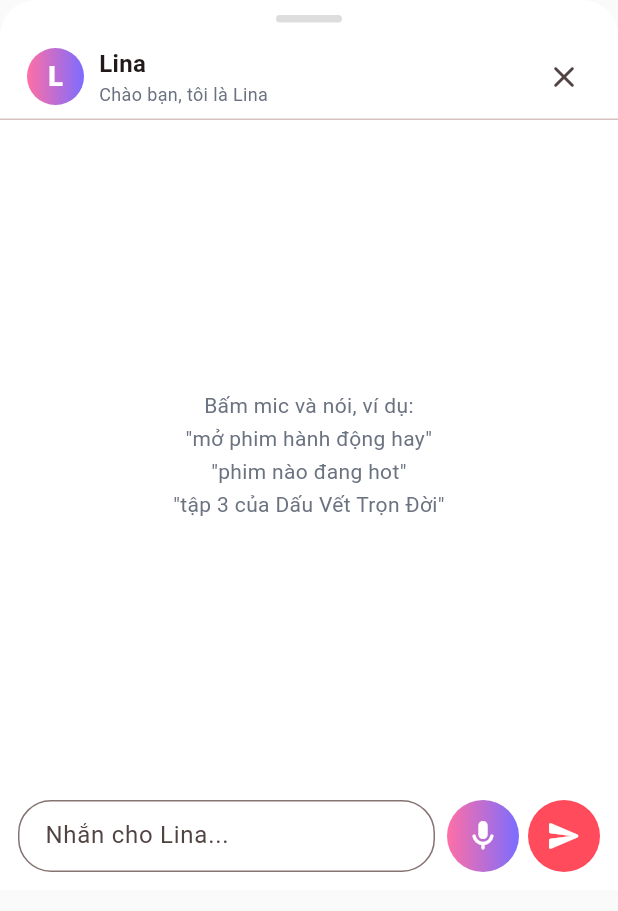
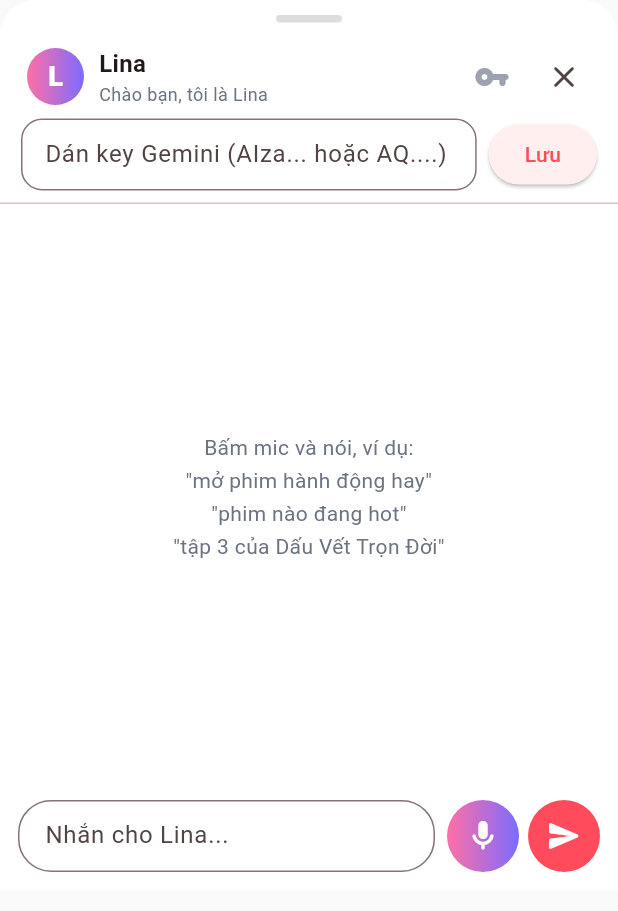
Before and after one commit to hung123-alt/mobile, a Flutter app: the AssistantPanel widget shown alone on an empty page, opened directly, on a phone screen of 412 x 824 dp. Shown: the top 911 px of the screen. Run offline on Flutter 3.47's test engine with Material 3 defaults, Android fonts, the phone set to English and light mode, and no system bars; our stand-ins replace app_links, cloud_firestore, firebase_auth, firebase_core, flutter_secure_storage, flutter_tts and 5 more; missing offline and left inert: dart:ui_web; accounts and stored records are empty; network calls fail.

Commit message:
feat(assistant): nhap key Gemini trong panel + ho tro key AQ moi
Co-authored-by: Cursor <cursoragent@cursor.com>

```diff
--- a/cinema_app/lib/assistant/assistant_panel.dart
+++ b/cinema_app/lib/assistant/assistant_panel.dart
@@ -2,6 +2,7 @@ import 'package:flutter/material.dart';
 
 import 'assistant_brain.dart';
 import 'assistant_manager.dart';
+import 'gemini_client.dart';
 
 /// Panel chat trượt lên khi bấm vào orb.
 /// Hỗ trợ cả gõ chữ và bấm mic, hiển thị lịch sử hội thoại.
@@ -24,12 +25,30 @@ class AssistantPanel extends StatefulWidget {
 
 class _AssistantPanelState extends State<AssistantPanel> {
   final _input = TextEditingController();
+  final _keyInput = TextEditingController();
   final _scroll = ScrollController();
   bool _busy = false;
+  bool _showKeyBox = false;
+
+  @override
+  void initState() {
+    super.initState();
+    _loadKey();
+  }
+
+  Future<void> _loadKey() async {
+    await GeminiClient.loadSavedKey();
+    if (mounted) {
+      setState(() {
+        _showKeyBox = GeminiClient.manualKey == null;
+      });
+    }
+  }
 
   @override
   void dispose() {
     _input.dispose();
+    _keyInput.dispose();
     _scroll.dispose();
     super.dispose();
   }
@@ -48,6 +67,19 @@ class _AssistantPanelState extends State<AssistantPanel> {
     } finally {
       if (mounted) setState(() => _busy = false);
       _scrollToEnd();
+    }
+  }
+
+  Future<void> _saveKey() async {
+    final k = _keyInput.text.trim();
+    if (k.isEmpty) return;
+    await GeminiClient.saveKey(k);
+    _keyInput.clear();
+    if (mounted) {
+      setState(() => _showKeyBox = false);
+      ScaffoldMessenger.of(context).showSnackBar(
+        const SnackBar(content: Text('Đã lưu key Gemini trên máy này.')),
+      );
     }
   }
 
@@ -147,12 +179,55 @@ class _AssistantPanelState extends State<AssistantPanel> {
                       ),
                     ),
                     IconButton(
+                      tooltip: 'Nhập key Gemini',
+                      icon: Icon(
+                        Icons.vpn_key_rounded,
+                        color: GeminiClient.manualKey != null
+                            ? const Color(0xFF22C55E)
+                            : const Color(0xFF9CA3AF),
+                      ),
+                      onPressed: () =>
+                          setState(() => _showKeyBox = !_showKeyBox),
+                    ),
+                    IconButton(
                       icon: const Icon(Icons.close_rounded),
                       onPressed: () => Navigator.pop(context),
                     ),
                   ],
                 ),
               ),
+              if (_showKeyBox)
+                Padding(
+                  padding: const EdgeInsets.fromLTRB(14, 0, 14, 8),
+                  child: Row(
+                    children: [
+                      Expanded(
+                        child: TextField(
+                          controller: _keyInput,
+                          obscureText: true,
+                          decoration: InputDecoration(
+                            hintText: GeminiClient.manualKey == null
+                                ? 'Dán key Gemini (AIza... hoặc AQ....)'
+                                : 'Đã lưu key • dán key mới để thay',
+                            border: OutlineInputBorder(
+                              borderRadius: BorderRadius.circular(14),
+                            ),
+                            contentPadding: const EdgeInsets.symmetric(
+                              horizontal: 12,
+                              vertical: 9,
+                            ),
+                          ),
+                          onSubmitted: (_) => _saveKey(),
+                        ),
+                      ),
+                      const SizedBox(width: 8),
+                      ElevatedButton(
+                        onPressed: _saveKey,
+                        child: const Text('Lưu'),
+                      ),
+                    ],
+                  ),
+                ),
               const Divider(height: 1),
               Expanded(
                 child: messages.isEmpty
--- a/cinema_app/lib/assistant/gemini_client.dart
+++ b/cinema_app/lib/assistant/gemini_client.dart
@@ -2,10 +2,12 @@ import 'dart:convert';
 
 import 'package:flutter/foundation.dart';
 import 'package:http/http.dart' as http;
+import 'package:shared_preferences/shared_preferences.dart';
 
 /// Client gọi trực tiếp Gemini REST `generateContent`.
-/// Key nằm trong app qua `--dart-define=GEMINI_API_KEY=...` (theo lựa chọn của bạn).
-/// Kiến trúc ladder rút gọn từ Mark-LIV: flash-lite trước, flash sau,
+/// Key lấy theo thứ tự: key dán trong app (panel chat) -> `--dart-define=GEMINI_API_KEY=...`.
+/// Hỗ trợ cả 2 định dạng key cũ `AIza...` và mới `AQ....`.
+/// Ladder rút gọn từ Mark-LIV: flash-lite trước, flash sau,
 /// model 429 thì cooldown 5 phút + xoay key (nhiều key cách nhau bằng dấu phẩy).
 class GeminiClient {
   GeminiClient({http.Client? client}) : _client = client ?? http.Client();
@@ -21,13 +23,56 @@ class GeminiClient {
 
   final Map<String, DateTime> _cooldownUntil = {};
 
+  /// Key dán tay trong app (panel chat), ưu tiên hơn --dart-define.
+  /// Hỗ trợ cả key cũ `AIza...` lẫn key mới `AQ....`.
+  static String? _manualKey;
+  static void setManualKey(String? key) {
+    final k = key?.trim();
+    _manualKey = (k == null || k.isEmpty) ? null : k;
+  }
+
+  static String? get manualKey => _manualKey;
+
+  /// Nạp key đã lưu trên máy (SharedPreferences) vào bộ nhớ.
+  static Future<void> loadSavedKey() async {
+    try {
+      final prefs = await SharedPreferences.getInstance();
+      final saved = prefs.getString('gemini_api_key')?.trim() ?? '';
+      if (saved.isNotEmpty) _manualKey = saved;
+    } catch (_) {}
+  }
+
+  /// Lưu key dán tay xuống máy để lần sau khỏi nhập lại.
+  static Future<void> saveKey(String key) async {
+    final k = key.trim();
+    _manualKey = k.isEmpty ? null : k;
+    try {
+      final prefs = await SharedPreferences.getInstance();
+      if (k.isEmpty) {
+        await prefs.remove('gemini_api_key');
+      } else {
+        await prefs.setString('gemini_api_key', k);
+      }
+    } catch (_) {}
+  }
+
   /// Lỗi chi tiết của lần gọi gần nhất, để Brain hiện lên panel cho bạn thấy.
   /// Ví dụ: missing_key | http_400 | http_403 | http_404 | http_429 | network | empty.
   String? lastError;
 
   List<String> _keys() {
+    final list = <String>[];
+    final manual = _manualKey?.trim() ?? '';
+    if (manual.isNotEmpty) list.addAll(_splitKeys(manual));
     const raw = String.fromEnvironment('GEMINI_API_KEY', defaultValue: '');
-    if (raw.isEmpty) return const [];
+    list.addAll(_splitKeys(raw));
+    // Bỏ trùng, giữ thứ tự: key dán tay trước.
+    final seen = <String>{};
+    return list.where((k) => seen.add(k)).toList();
+  }
+
+  static List<String> _splitKeys(String raw) {
+    if (raw.trim().isEmpty) return const [];
     return raw
         .split(',')
         .map((e) => e.trim())
@@ -35,7 +80,7 @@ class GeminiClient {
         .toList();
   }
 
-  bool get hasKey => _keys().isNotEmpty;
+  bool get hasKey => _manualKey?.isNotEmpty == true || _keys().isNotEmpty;
 
   bool _cooling(String model) {
     final until = _cooldownUntil[model];
@@ -59,8 +104,9 @@ class GeminiClient {
   }) async {
     final keys = _keys();
     if (keys.isEmpty) {
-      lastError = 'missing_key: chưa truyền --dart-define=GEMINI_API_KEY';
-      debugPrint('[Gemini] thiếu GEMINI_API_KEY (--dart-define)');
+      lastError =
+          'missing_key: bạn dán key Gemini (AIza... hoặc AQ....) vào ô key trong khung chat rồi bấm Lưu, hoặc chạy kèm --dart-define=GEMINI_API_KEY=...';
+      debugPrint('[Gemini] thiếu GEMINI_API_KEY');
       return null;
     }
 
@@ -70,7 +116,13 @@ class GeminiClient {
     } else if (tier == 'lite') {
       ladder.add('gemini-2.5-flash-lite');
     } else {
-      ladder.addAll(['gemini-2.5-flash-lite', 'gemini-2.5-flash']);
+      // Thử lần lượt, model mới trước, model cũ sau để tương thích key cũ/mới.
+      ladder.addAll([
+        'gemini-2.5-flash-lite',
+        'gemini-2.5-flash',
+        'gemini-2.0-flash',
+        'gemini-1.5-flash-latest',
+      ]);
     }
 
     for (final model in ladder) {
```
